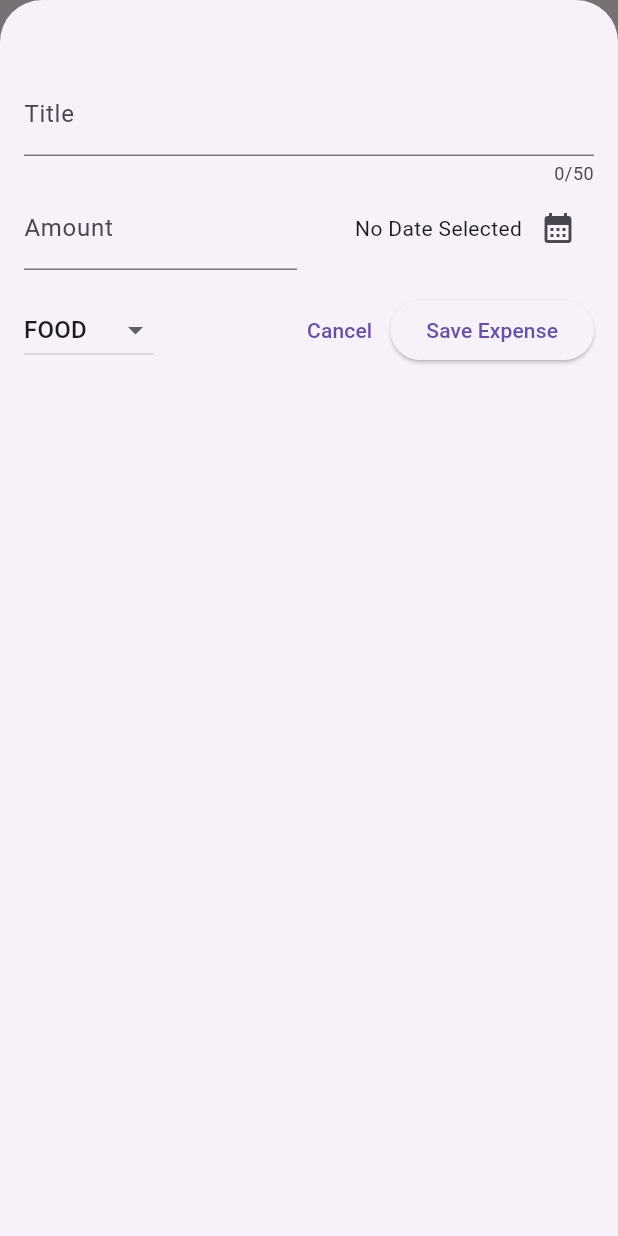
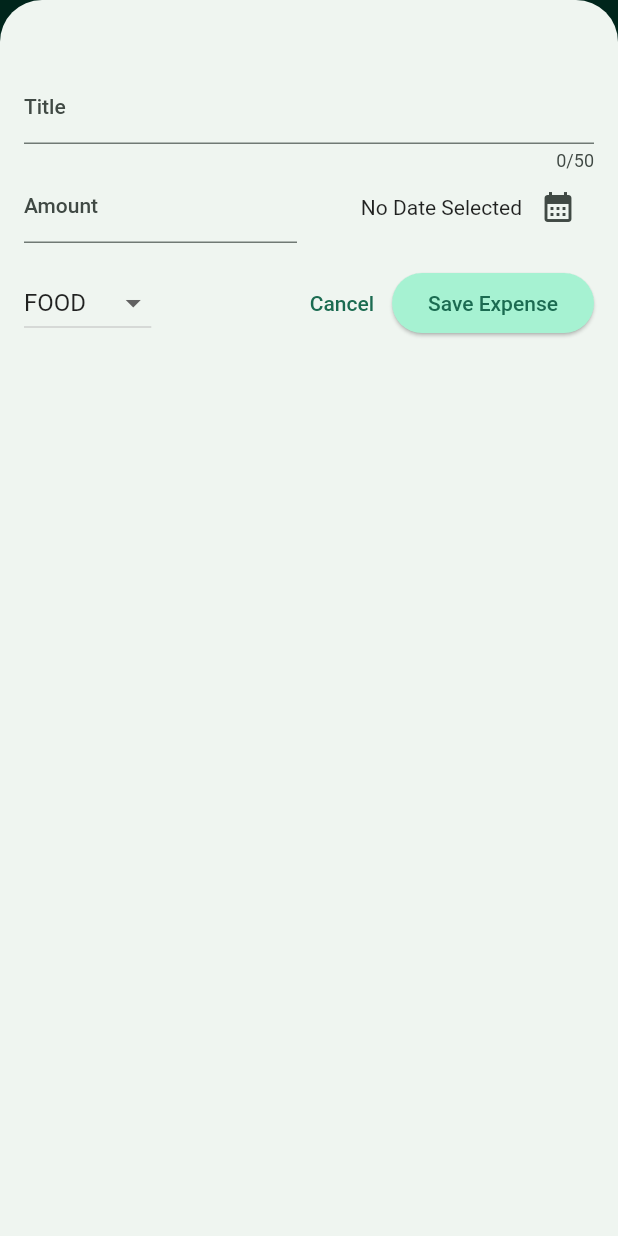
Before and after one commit to rieod/expense_tracker, a Flutter app: the screen it shows after launch, after a tap on the "add" icon, on a phone screen of 412 x 824 dp. Run offline on Flutter 3.47's test engine with Material 2 defaults, Android fonts, the phone set to English and light mode, and no system bars.

Commit message:
text theme

```diff
--- a/lib/main.dart
+++ b/lib/main.dart
@@ -1,9 +1,40 @@
 import 'package:expense_tracker/widgets/expenses.dart';
 import 'package:flutter/material.dart';
 
+var kColorScheme =
+    ColorScheme.fromSeed(seedColor: Color.fromARGB(255, 62, 221, 171));
+
 void main() {
-  runApp(MaterialApp(
-    theme: ThemeData(useMaterial3: true),
-    home: const Expenses(),
-  ));
+  runApp(
+    MaterialApp(
+      theme: ThemeData().copyWith(
+        useMaterial3: true,
+        colorScheme: kColorScheme,
+        appBarTheme: AppBarTheme().copyWith(
+          backgroundColor: kColorScheme.onPrimaryContainer,
+          foregroundColor: kColorScheme.primaryContainer,
+        ),
+        cardTheme: CardTheme().copyWith(
+          color: kColorScheme.secondaryContainer,
+          margin: const EdgeInsets.symmetric(
+            horizontal: 16,
+            vertical: 8,
+          ),
+        ),
+        elevatedButtonTheme: ElevatedButtonThemeData(
+          style: ElevatedButton.styleFrom(
+            backgroundColor: kColorScheme.primaryContainer,
+          ),
+        ),
+        textTheme: ThemeData().textTheme.copyWith(
+              titleLarge: TextStyle(
+                fontWeight: FontWeight.normal,
+                color: kColorScheme.onSecondaryContainer,
+                fontSize: 14,
+              ),
+            ),
+      ),
+      home: const Expenses(),
+    ),
+  );
 }
--- a/lib/widgets/expenses.dart
+++ b/lib/widgets/expenses.dart
@@ -43,13 +43,40 @@ class _ExpensesState extends State<Expenses> {
   }
 
   void _removeExpense(Expense expense) {
+    final exspenseIndex = _registeredExpenses.indexOf(expense);
     setState(() {
       _registeredExpenses.remove(expense);
     });
+    ScaffoldMessenger.of(context).clearSnackBars();
+    ScaffoldMessenger.of(context).showSnackBar(
+      SnackBar(
+        duration: const Duration(seconds: 3),
+        content: const Text('Expense deleted.'),
+        action: SnackBarAction(
+          label: 'Undo',
+          onPressed: () {
+            setState(() {
+              _registeredExpenses.insert(exspenseIndex, expense);
+            });
+          },
+        ),
+      ),
+    );
   }
 
   @override
   Widget build(BuildContext context) {
+    Widget mainContent = const Center(
+      child: Text('No Expenses found. Start adding some!'),
+    );
+
+    if (_registeredExpenses.isNotEmpty) {
+      mainContent = ExpensesList(
+        expenses: _registeredExpenses,
+        onRemoveExpense: _removeExpense,
+      );
+    }
+
     return Scaffold(
       appBar: AppBar(
         title: Text('Flutter Expense Tracker'),
@@ -63,11 +90,7 @@ class _ExpensesState extends State<Expenses> {
       body: Column(
         children: [
           Text('The chart'),
-          Expanded(
-              child: ExpensesList(
-            expenses: _registeredExpenses,
-            onRemoveExpense: _removeExpense,
-          ))
+          Expanded(child: mainContent),
         ],
       ),
     );
```
